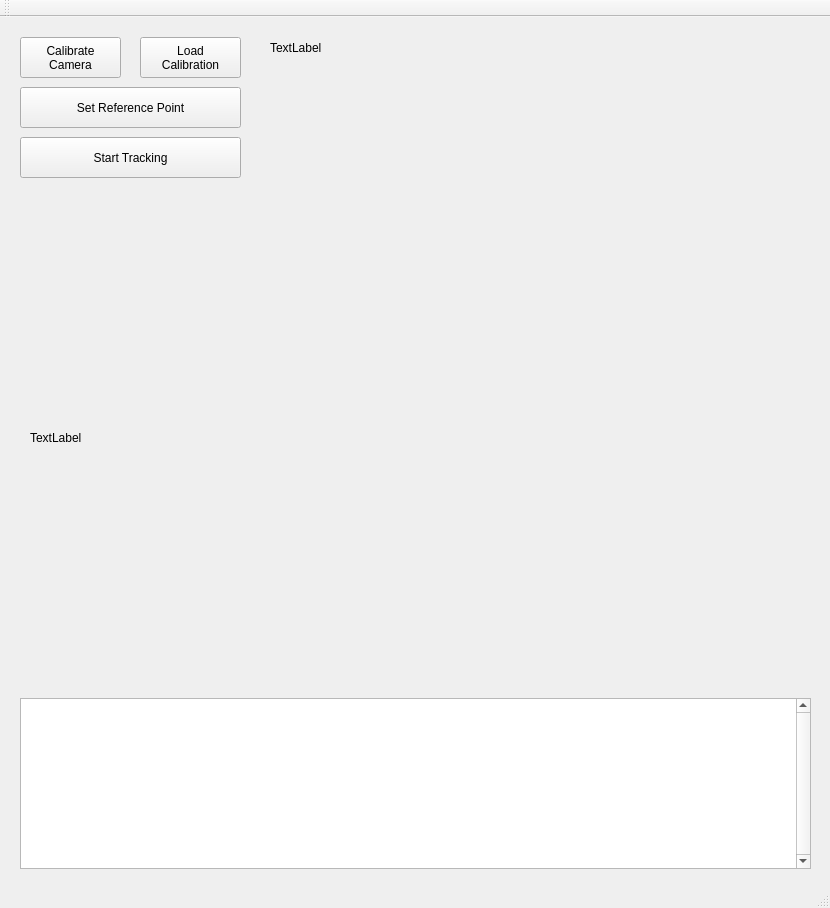
Qt form 4000_Visualization/4100_Benchmark_Visualization/Camera_Tracking/RigidTrack/RigidTrack/RigidTrack.ui (LordTofu/RigidTrack) before a commit.
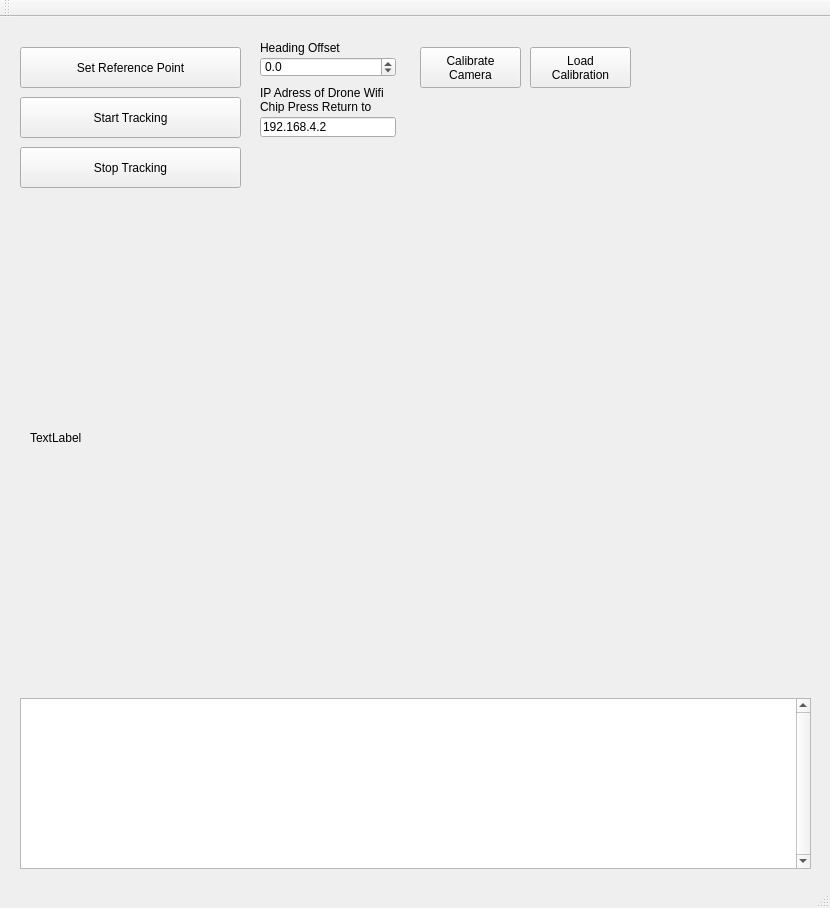
The same form after that commit.

Commit message: # included the heading offset calculation

```diff
--- a/4000_Visualization/4100_Benchmark_Visualization/Camera_Tracking/RigidTrack/RigidTrack/RigidTrack.ui
+++ b/4000_Visualization/4100_Benchmark_Visualization/Camera_Tracking/RigidTrack/RigidTrack/RigidTrack.ui
@@ -18,7 +18,7 @@
     <property name="geometry">
      <rect>
       <x>20</x>
-      <y>120</y>
+      <y>80</y>
       <width>221</width>
       <height>41</height>
      </rect>
@@ -47,7 +47,7 @@
     <property name="geometry">
      <rect>
       <x>20</x>
-      <y>70</y>
+      <y>30</y>
       <width>221</width>
       <height>41</height>
      </rect>
@@ -59,8 +59,8 @@
    <widget class="QPushButton" name="btnCalibrate">
     <property name="geometry">
      <rect>
-      <x>20</x>
-      <y>20</y>
+      <x>420</x>
+      <y>30</y>
       <width>101</width>
       <height>41</height>
      </rect>
@@ -70,24 +70,11 @@
 Camera</string>
     </property>
    </widget>
-   <widget class="QLabel" name="lbLog">
-    <property name="geometry">
-     <rect>
-      <x>270</x>
-      <y>10</y>
-      <width>231</width>
-      <height>41</height>
-     </rect>
-    </property>
-    <property name="text">
-     <string>TextLabel</string>
-    </property>
-   </widget>
    <widget class="QPushButton" name="btnLoadCalib">
     <property name="geometry">
      <rect>
-      <x>140</x>
-      <y>20</y>
+      <x>530</x>
+      <y>30</y>
       <width>101</width>
       <height>41</height>
      </rect>
@@ -110,6 +97,83 @@
      <enum>Qt::ScrollBarAlwaysOn</enum>
     </property>
    </widget>
+   <widget class="QDoubleSpinBox" name="sbHeadingOffset">
+    <property name="geometry">
+     <rect>
+      <x>260</x>
+      <y>40</y>
+      <width>136</width>
+      <height>20</height>
+     </rect>
+    </property>
+    <property name="decimals">
+     <number>1</number>
+    </property>
+    <property name="minimum">
+     <double>-180.000000000000000</double>
+    </property>
+    <property name="maximum">
+     <double>180.000000000000000</double>
+    </property>
+   </widget>
+   <widget class="QLabel" name="label">
+    <property name="geometry">
+     <rect>
+      <x>260</x>
+      <y>20</y>
+      <width>136</width>
+      <height>21</height>
+     </rect>
+    </property>
+    <property name="text">
+     <string>Heading Offset</string>
+    </property>
+   </widget>
+   <widget class="QLineEdit" name="leIPDrone">
+    <property name="geometry">
+     <rect>
+      <x>260</x>
+      <y>100</y>
+      <width>136</width>
+      <height>20</height>
+     </rect>
+    </property>
+    <property name="text">
+     <string>192.168.4.2</string>
+    </property>
+   </widget>
+   <widget class="QLabel" name="label_2">
+    <property name="geometry">
+     <rect>
+      <x>260</x>
+      <y>70</y>
+      <width>141</width>
+      <height>26</height>
+     </rect>
+    </property>
+    <property name="text">
+     <string>IP Adress of Drone Wifi Chip Press Return to Apply Changes</string>
+    </property>
+    <property name="wordWrap">
+     <bool>true</bool>
+    </property>
+   </widget>
+   <widget class="QPushButton" name="btnStopCamera">
+    <property name="geometry">
+     <rect>
+      <x>20</x>
+      <y>130</y>
+      <width>221</width>
+      <height>41</height>
+     </rect>
+    </property>
+    <property name="focusPolicy">
+     <enum>Qt::ClickFocus</enum>
+    </property>
+    <property name="text">
+     <string>Stop Tracking</string>
+    </property>
+   </widget>
   </widget>
   <widget class="QMenuBar" name="menuBar">
    <property name="geometry">
```
The commit also changes 43 other files.
